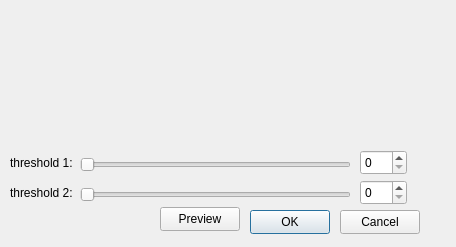
Rainlin007/RQImage, file rdialog_threshold.ui: the form before one commit.
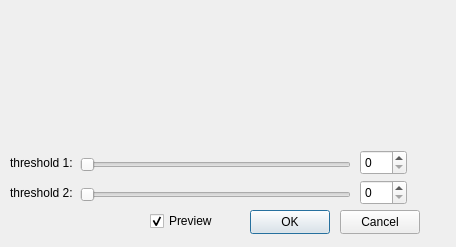
The form after the commit.

The edit to the form file:
```diff
--- a/rdialog_threshold.ui
+++ b/rdialog_threshold.ui
@@ -129,18 +129,21 @@
     <number>255</number>
    </property>
   </widget>
-  <widget class="QPushButton" name="pushButton_3">
+  <widget class="QCheckBox" name="checkBox">
    <property name="geometry">
     <rect>
-     <x>160</x>
-     <y>207</y>
-     <width>80</width>
-     <height>24</height>
+     <x>150</x>
+     <y>210</y>
+     <width>85</width>
+     <height>22</height>
     </rect>
    </property>
    <property name="text">
     <string>Preview</string>
    </property>
+   <property name="checked">
+    <bool>true</bool>
+   </property>
   </widget>
  </widget>
  <resources/>
```
